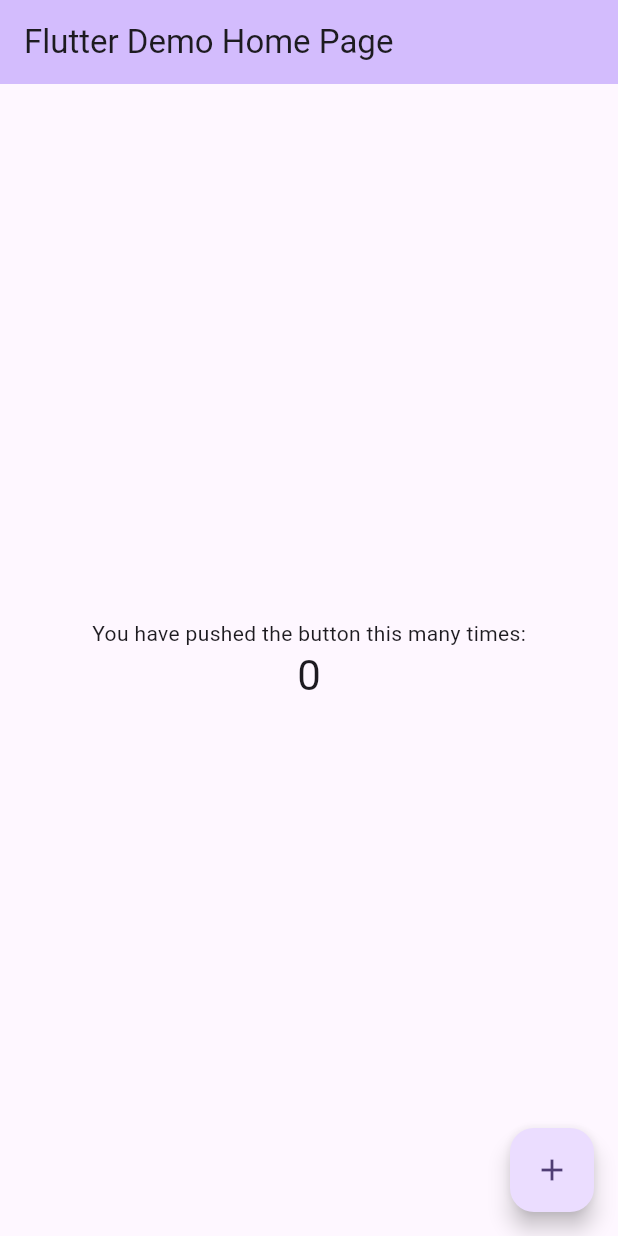
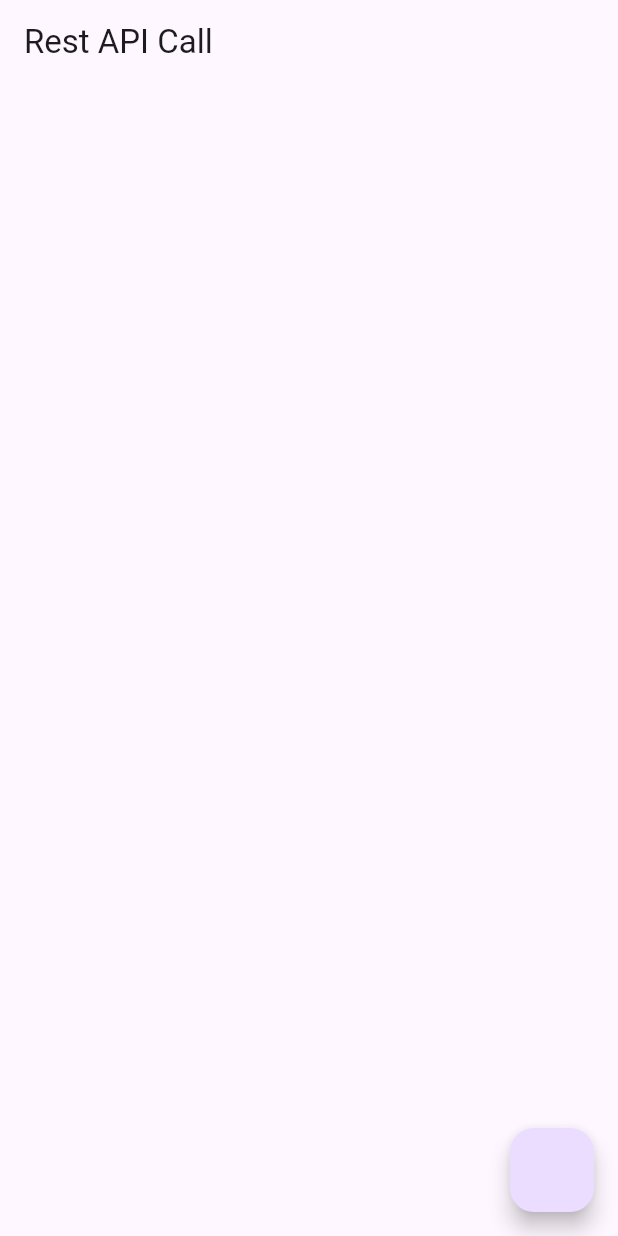
Before and after one commit to quan27102002/testubuntu, a Flutter app: the screen it shows after launch, on a phone screen of 412 x 824 dp. Run offline on Flutter 3.47's test engine with Material 3 defaults, Android fonts, the phone set to English and light mode, and no system bars.

Commit message:
test api call

```diff
--- a/lib/main.dart
+++ b/lib/main.dart
@@ -1,4 +1,5 @@
 import 'package:flutter/material.dart';
+import 'package:flutter_application_4/screen/home.dart';
 
 void main() {
   runApp(const MyApp());
@@ -31,95 +32,7 @@ class MyApp extends StatelessWidget {
         colorScheme: ColorScheme.fromSeed(seedColor: Colors.deepPurple),
         useMaterial3: true,
       ),
-      home: const MyHomePage(title: 'Flutter Demo Home Page'),
+      home: HomeScreen(),
     );
   }
 }
-
-class MyHomePage extends StatefulWidget {
-  const MyHomePage({super.key, required this.title});
-
-  // This widget is the home page of your application. It is stateful, meaning
-  // that it has a State object (defined below) that contains fields that affect
-  // how it looks.
-
-  // This class is the configuration for the state. It holds the values (in this
-  // case the title) provided by the parent (in this case the App widget) and
-  // used by the build method of the State. Fields in a Widget subclass are
-  // always marked "final".
-
-  final String title;
-
-  @override
-  State<MyHomePage> createState() => _MyHomePageState();
-}
-
-class _MyHomePageState extends State<MyHomePage> {
-  int _counter = 0;
-
-  void _incrementCounter() {
-    setState(() {
-      // This call to setState tells the Flutter framework that something has
-      // changed in this State, which causes it to rerun the build method below
-      // so that the display can reflect the updated values. If we changed
-      // _counter without calling setState(), then the build method would not be
-      // called again, and so nothing would appear to happen.
-      _counter++;
-    });
-  }
-
-  @override
-  Widget build(BuildContext context) {
-    // This method is rerun every time setState is called, for instance as done
-    // by the _incrementCounter method above.
-    //
-    // The Flutter framework has been optimized to make rerunning build methods
-    // fast, so that you can just rebuild anything that needs updating rather
-    // than having to individually change instances of widgets.
-    return Scaffold(
-      appBar: AppBar(
-        // TRY THIS: Try changing the color here to a specific color (to
-        // Colors.amber, perhaps?) and trigger a hot reload to see the AppBar
-        // change color while the other colors stay the same.
-        backgroundColor: Theme.of(context).colorScheme.inversePrimary,
-        // Here we take the value from the MyHomePage object that was created by
-        // the App.build method, and use it to set our appbar title.
-        title: Text(widget.title),
-      ),
-      body: Center(
-        // Center is a layout widget. It takes a single child and positions it
-        // in the middle of the parent.
-        child: Column(
-          // Column is also a layout widget. It takes a list of children and
-          // arranges them vertically. By default, it sizes itself to fit its
-          // children horizontally, and tries to be as tall as its parent.
-          //
-          // Column has various properties to control how it sizes itself and
-          // how it positions its children. Here we use mainAxisAlignment to
-          // center the children vertically; the main axis here is the vertical
-          // axis because Columns are vertical (the cross axis would be
-          // horizontal).
-          //
-          // TRY THIS: Invoke "debug painting" (choose the "Toggle Debug Paint"
-          // action in the IDE, or press "p" in the console), to see the
-          // wireframe for each widget.
-          mainAxisAlignment: MainAxisAlignment.center,
-          children: <Widget>[
-            const Text(
-              'You have pushed the button this many times:',
-            ),
-            Text(
-              '$_counter',
-              style: Theme.of(context).textTheme.headlineMedium,
-            ),
-          ],
-        ),
-      ),
-      floatingActionButton: FloatingActionButton(
-        onPressed: _incrementCounter,
-        tooltip: 'Increment',
-        child: const Icon(Icons.add),
-      ), // This trailing comma makes auto-formatting nicer for build methods.
-    );
-  }
-}
--- /dev/null
+++ b/lib/screen/home.dart
@@ -0,0 +1,50 @@
+import 'dart:convert';
+
+import 'package:flutter/material.dart';
+import 'package:http/http.dart' as http;
+
+class HomeScreen extends StatefulWidget {
+  const HomeScreen({super.key});
+
+  @override
+  State<HomeScreen> createState() => _HomeScreenState();
+}
+
+class _HomeScreenState extends State<HomeScreen> {
+  List<dynamic> users = [];
+  @override
+  Widget build(BuildContext context) {
+    return Scaffold(
+      appBar: AppBar(
+        title: const Text("Rest API Call"),
+      ),
+      body: ListView.builder(
+        itemCount: users.length,
+        itemBuilder: (context, index) {
+          final user = users[index];
+          final email = user['dob'].toString();
+          return ListTile(
+            title: Text(email),
+          );
+        },
+      ),
+      floatingActionButton: FloatingActionButton(
+        onPressed: fetchUsers,
+        hoverColor: Colors.black,
+      ),
+    );
+  }
+
+  void fetchUsers() async {
+    print('fetchUsers called');
+    const url = 'https://randomuser.me/api/?results=10';
+    final uri = Uri.parse(url);
+    final response = await http.get(uri);
+    final body = response.body;
+    final json = jsonDecode(body);
+    setState(() {
+      users = json['results'];
+    });
+    print("fetchUsers completed");
+  }
+}
--- a/pubspec.yaml
+++ b/pubspec.yaml
@@ -35,6 +35,7 @@ dependencies:
   # The following adds the Cupertino Icons font to your application.
   # Use with the CupertinoIcons class for iOS style icons.
   cupertino_icons: ^1.0.2
+  http: ^1.1.2
 
 dev_dependencies:
   flutter_test:
```
Also changed, not shown: pubspec.lock.
